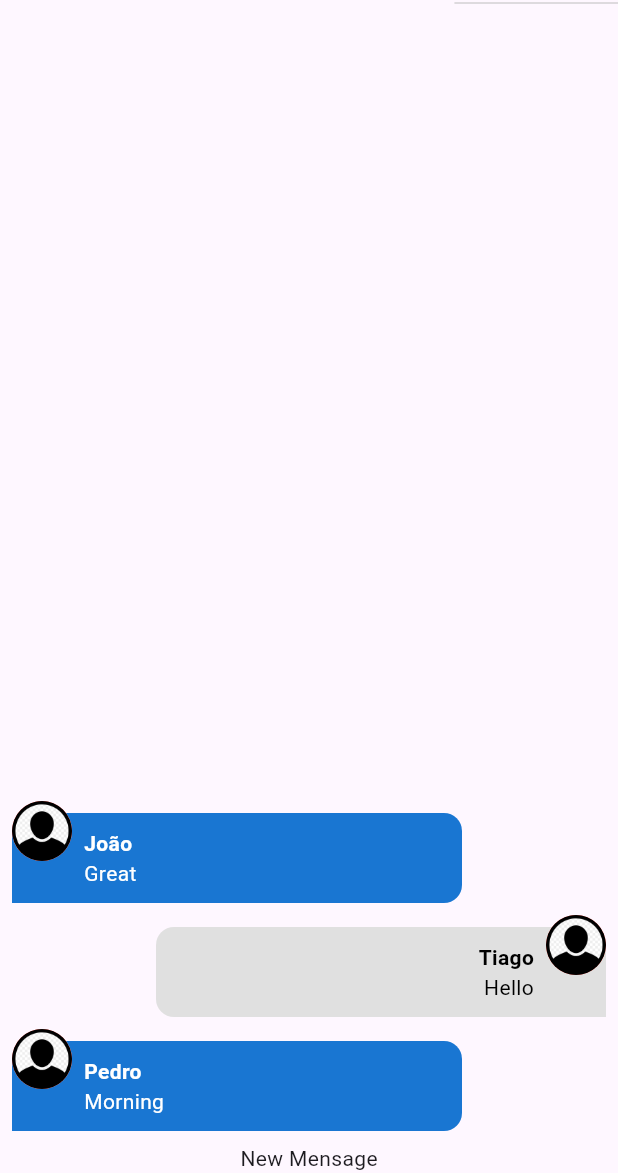
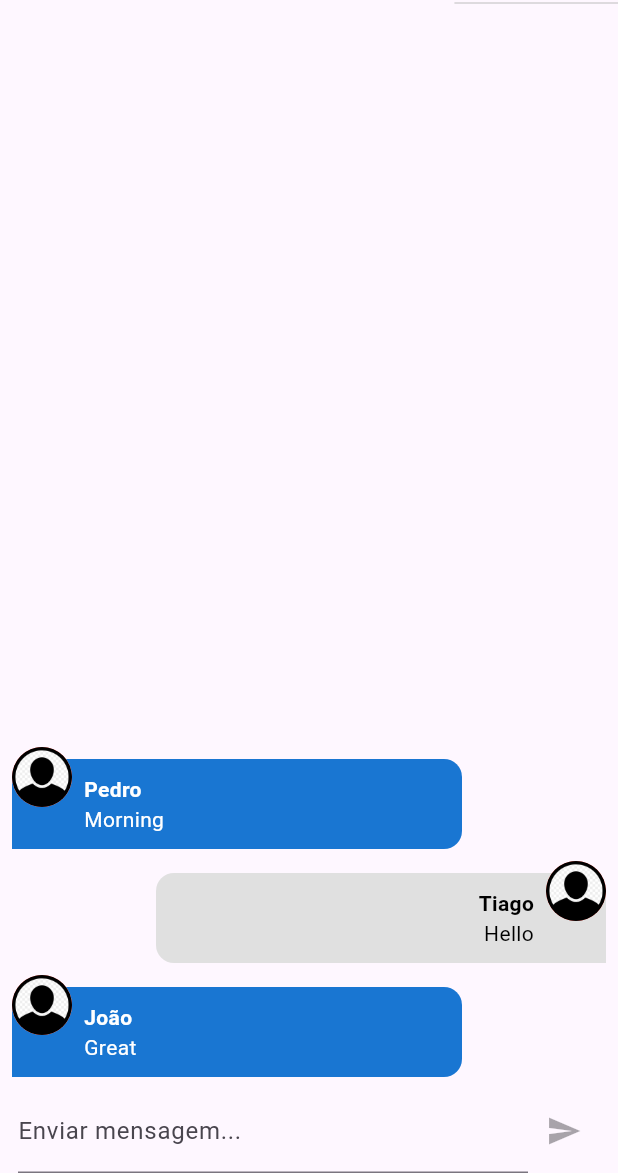
Before and after one commit to f3lipems/chat, a Flutter app: the screen it shows after launch, on a phone screen of 412 x 824 dp, the part 63-1236 px from its top. Run offline on Flutter 3.47's test engine with Material 3 defaults, Android fonts, the phone set to English and light mode, and no system bars; our stand-ins replace image_picker; accounts and stored records are empty.

Commit message:
add new message feature

```diff
--- a/lib/components/new_message.dart
+++ b/lib/components/new_message.dart
@@ -1,12 +1,48 @@
+import 'package:chat/models/chat_message.dart';
+import 'package:chat/services/auth/auth_service.dart';
+import 'package:chat/services/chat/chat_service.dart';
 import 'package:flutter/material.dart';
 
-class NewMessage extends StatelessWidget {
+class NewMessage extends StatefulWidget {
   const NewMessage({super.key});
 
   @override
+  State<NewMessage> createState() => _NewMessageState();
+}
+
+class _NewMessageState extends State<NewMessage> {
+  String _enteredMessage = '';
+  final _controller = TextEditingController();
+
+  Future<void> _sendMessage() async {
+    final user = AuthService().currentUser;
+
+    if (user != null) {
+      await ChatService().save(_enteredMessage, user);
+      _controller.clear();
+      setState(() {
+        _enteredMessage = '';
+      });
+    }
+  }
+
+  @override
   Widget build(BuildContext context) {
-    return Center(
-      child: Text('New Mensage'),
+    return Padding(
+      padding: const EdgeInsets.symmetric(horizontal: 12),
+      child: Row(
+        children: [
+          Expanded(
+            child: TextField(
+              controller: _controller,
+              onChanged: (value) => setState(() => _enteredMessage = value),
+              onSubmitted: (_) => _sendMessage(),
+              decoration: InputDecoration(labelText: 'Enviar mensagem...'),
+            ),
+          ),
+          IconButton(icon: Icon(Icons.send), onPressed: _enteredMessage.trim().isEmpty ? null : _sendMessage),
+        ],
+      ),
     );
   }
 }
--- a/lib/services/chat/chat_mock_service.dart
+++ b/lib/services/chat/chat_mock_service.dart
@@ -36,7 +36,7 @@ class ChatMockService implements ChatService {
 
   static final _msgsSream = Stream<List<ChatMessage>>.multi((controller) {
     _controller = controller;
-    controller.add(_msgs);
+    controller.add(_msgs.reversed.toList());
   });
 
   @override
@@ -56,7 +56,7 @@ class ChatMockService implements ChatService {
     );
 
     _msgs.add(newMessage);
-    _controller?.add(_msgs);
+    _controller?.add(_msgs.reversed.toList());
     return newMessage;
   }
 }
```
